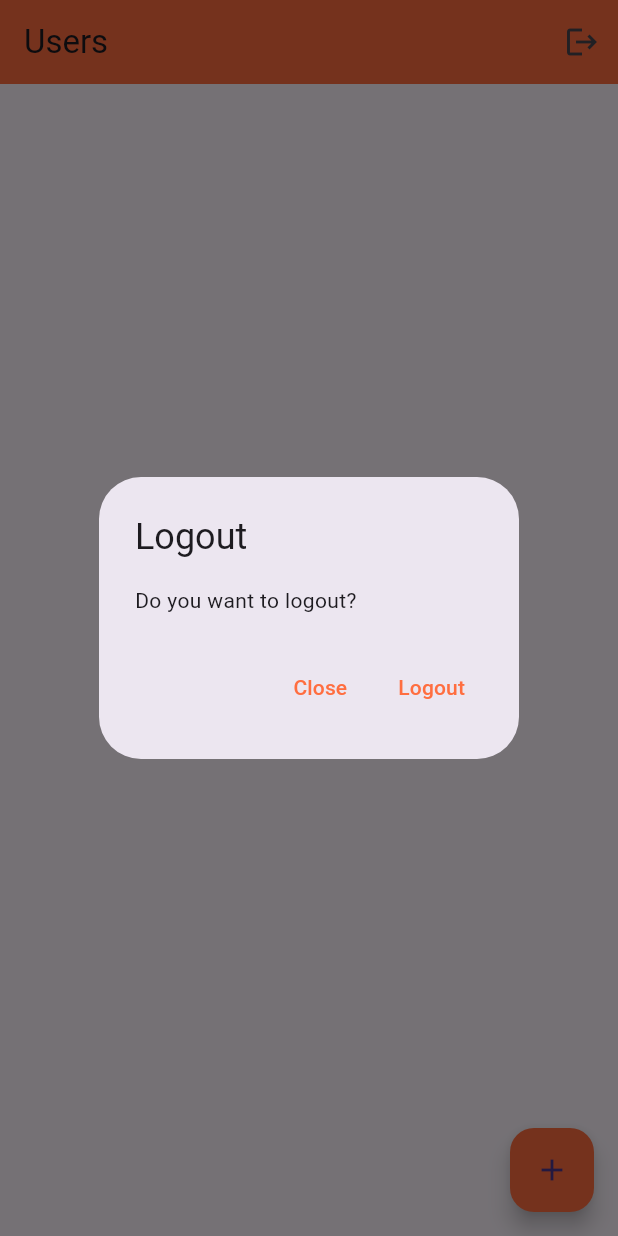
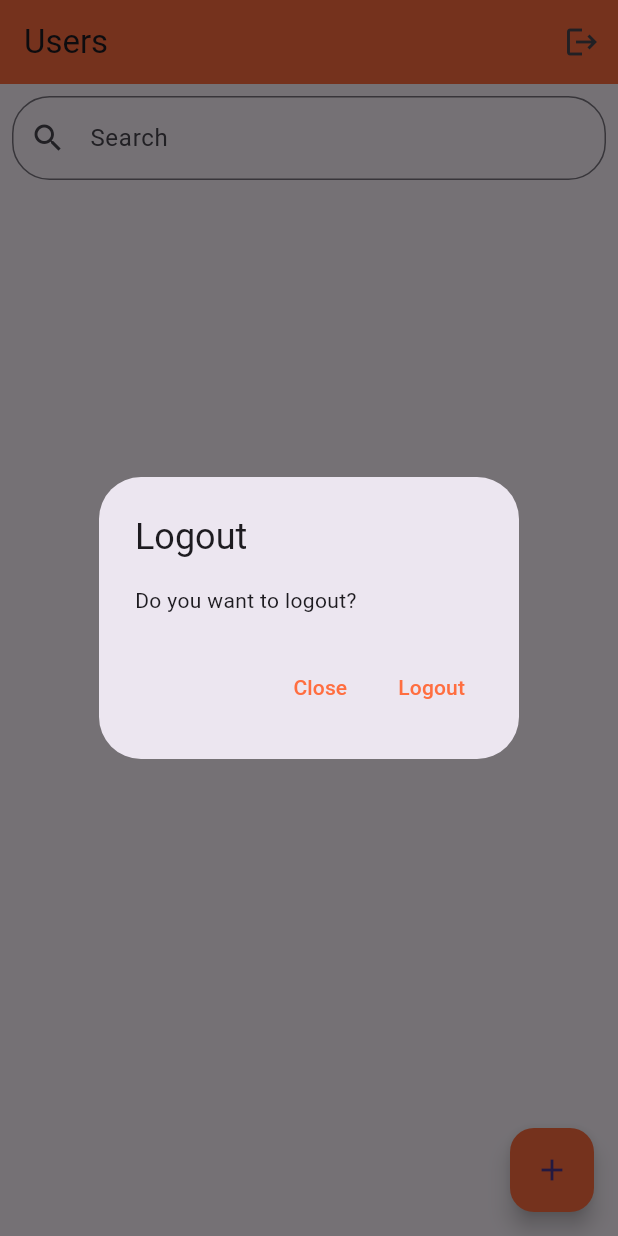
Before and after one commit to Anuja-js/sqfliteCRUD, a Flutter app: the HomePage screen opened directly, after a tap on the "logout" icon, on a phone screen of 412 x 824 dp. Run offline on Flutter 3.47's test engine with Material 3 defaults, Android fonts, the phone set to English and light mode, and no system bars; our stand-ins replace shared_preferences, sqflite; accounts and stored records are empty.

Commit message:
code 2th push search button

```diff
--- a/lib/screens/home_screen.dart
+++ b/lib/screens/home_screen.dart
@@ -17,12 +17,53 @@ class HomePage extends StatefulWidget {
 class _HomePageState extends State<HomePage> {
   DatabaseHelper databaseHelper = DatabaseHelper();
   List<User> userList = [];
+  List<User> filteredUserList = [];
   int count = 0;
+  TextEditingController searchController = TextEditingController();
 
   @override
   void initState() {
     updateListView();
     super.initState();
+  }
+
+  void updateListView() {
+    final Future<Database> dbFuture = databaseHelper.initializeDatabase();
+    dbFuture.then((database) {
+      Future<List<User>> userListFuture = databaseHelper.getUserList();
+      userListFuture.then((userList) {
+        setState(() {
+          this.userList = userList;
+          this.filteredUserList = userList;
+          this.count = userList.length;
+        });
+      });
+    });
+  }
+
+  void filterSearchResults(String query) {
+    List<User> dummySearchList = [];
+    dummySearchList.addAll(userList);
+    if (query.isNotEmpty) {
+      List<User> dummyListData = [];
+      dummySearchList.forEach((item) {
+        if (item.name!.toLowerCase().contains(query.toLowerCase())) {
+          dummyListData.add(item);
+        }
+      });
+      setState(() {
+        // filteredUserList.clear();
+        filteredUserList.addAll(dummyListData);
+        count = filteredUserList.length;
+      });
+      return;
+    } else {
+      setState(() {
+        filteredUserList.clear();
+        filteredUserList.addAll(userList);
+        count = filteredUserList.length;
+      });
+    }
   }
 
   @override
@@ -40,11 +81,30 @@ class _HomePageState extends State<HomePage> {
           ),
         ],
       ),
-      body: getUsersListView(),
+      body: Column(
+        children: [
+          Padding(
+            padding: const EdgeInsets.all(8.0),
+            child: TextField(
+              controller: searchController,
+              onChanged: filterSearchResults,
+              decoration: InputDecoration(
+                labelText: "Search",
+                hintText: "Search by name",
+                prefixIcon: Icon(Icons.search),
+                border: OutlineInputBorder(
+                  borderRadius: BorderRadius.all(Radius.circular(25.0)),
+                ),
+              ),
+            ),
+          ),
+          Expanded(child: getUsersListView()),
+        ],
+      ),
       floatingActionButton: FloatingActionButton(
         backgroundColor: Colors.deepOrangeAccent,
         onPressed: () {
-          navigateToDetail(User('', '', 0, 0, ''), 'Add User');
+          navigateToDetail(User('', '', " "as int, " "as int, ''), 'Add User');
         },
         tooltip: 'Add User',
         child: Icon(Icons.add),
@@ -65,30 +125,30 @@ class _HomePageState extends State<HomePage> {
               child: Icon(Icons.person),
             ),
             title: Text(
-              userList[position].name!,
+              filteredUserList[position].name!,
               style: TextStyle(color: Colors.black),
             ),
-            subtitle: Text(userList[position].description!),
+            subtitle: Text(filteredUserList[position].description!),
             trailing: Row(
               mainAxisSize: MainAxisSize.min,
               children: [
                 IconButton(
                   icon: Icon(Icons.edit, color: Colors.grey),
                   onPressed: () {
-                    navigateToDetail(userList[position], 'Edit User');
+                    navigateToDetail(filteredUserList[position], 'Edit User');
                   },
                 ),
                 IconButton(
                   icon: Icon(Icons.delete, color: Colors.grey),
                   onPressed: () {
-                    _delete(context, userList[position]);
+                    _delete(context, filteredUserList[position]);
                   },
                 ),
               ],
             ),
             onTap: () {
               Navigator.of(context).push(MaterialPageRoute(
-                builder: (context) => UserDetails(userList[position]),
+                builder: (context) => UserDetails(filteredUserList[position]),
               ));
             },
           ),
@@ -114,19 +174,6 @@ class _HomePageState extends State<HomePage> {
   void _showSnackBar(BuildContext context, String message) {
     final snackBar = SnackBar(content: Text(message));
     ScaffoldMessenger.of(context).showSnackBar(snackBar);
-  }
-
-  void updateListView() {
-    final Future<Database> dbFuture = databaseHelper.initializeDatabase();
-    dbFuture.then((database) {
-      Future<List<User>> userListFuture = databaseHelper.getUserList();
-      userListFuture.then((userList) {
-        setState(() {
-          this.userList = userList;
-          this.count = userList.length;
-        });
-      });
-    });
   }
 
   void navigateToDetail(User user, String name) async {
```
